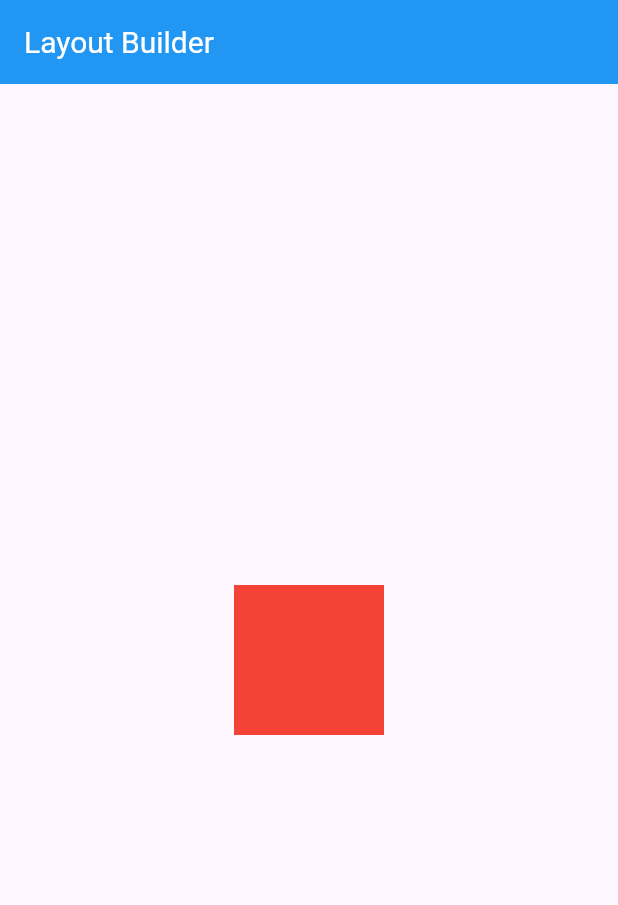
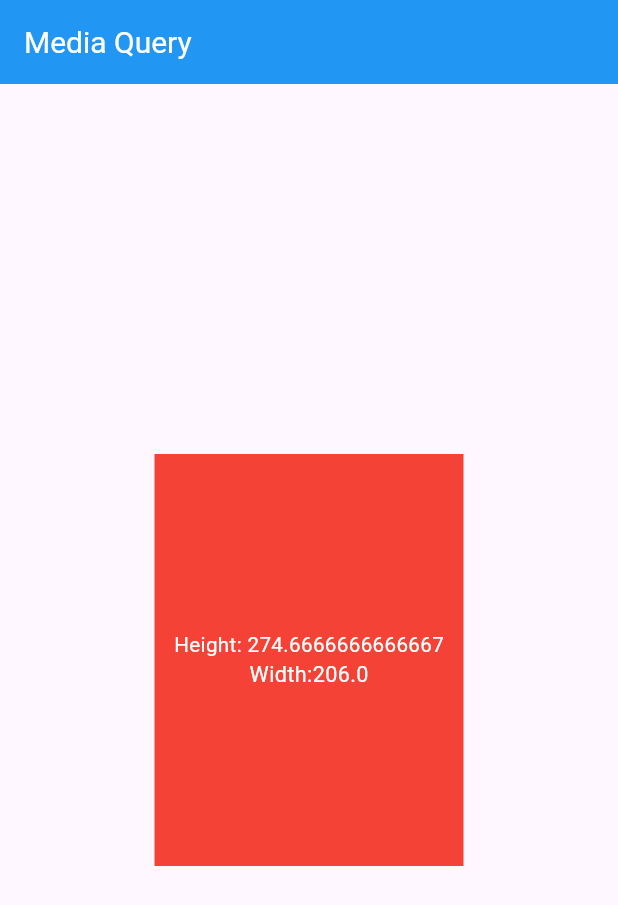
Before and after one commit to mahmud5658/flutter_widgets, a Flutter app: the screen it shows after launch, on a phone screen of 412 x 824 dp. Shown: the top 905 px of the screen. Run offline on Flutter 3.47's test engine with Material 3 defaults, Android fonts, the phone set to English and light mode, and no system bars.

Commit message:
media query

```diff
--- a/lib/main.dart
+++ b/lib/main.dart
@@ -1,7 +1,7 @@
 import 'package:flutter/material.dart';
 // import 'package:flutter_widget/widgets/app_bar.dart';
-import 'package:flutter_widget/widgets/layout_builder.dart';
+import 'package:flutter_widget/widgets/media_query.dart';
 
 void main() {
-  runApp(const LayoutBuilderWidget());
+  runApp(const MediaQueryWidget());
 }
--- /dev/null
+++ b/lib/widgets/media_query.dart
@@ -0,0 +1,47 @@
+import 'package:flutter/material.dart';
+
+class MediaQueryWidget extends StatelessWidget {
+  const MediaQueryWidget({super.key});
+
+  @override
+  Widget build(BuildContext context) {
+    var height = MediaQuery.of(context).size.height / 3;
+    var width = MediaQuery.of(context).size.width / 2;
+    return MaterialApp(
+      debugShowCheckedModeBanner: false,
+      home: Scaffold(
+        appBar: AppBar(
+          title: const Text(
+            'Media Query',
+            style: TextStyle(fontSize: 20, color: Colors.white),
+          ),
+          backgroundColor: Colors.blue,
+        ),
+        body: SafeArea(
+          child: Center(
+            child: Container(
+              color: Colors.red,
+              height: height,
+              width: width,
+              child: Column(
+                mainAxisAlignment: MainAxisAlignment.center,
+                children: <Widget>[
+                  Text(
+                    'Height: $height',
+                    style:
+                        TextStyle(color: Colors.white, fontSize: height * .05),
+                  ),
+                  Text(
+                    'Width:$width',
+                    style:
+                        TextStyle(color: Colors.white, fontSize: width * .07),
+                  ),
+                ],
+              ),
+            ),
+          ),
+        ),
+      ),
+    );
+  }
+}
```
